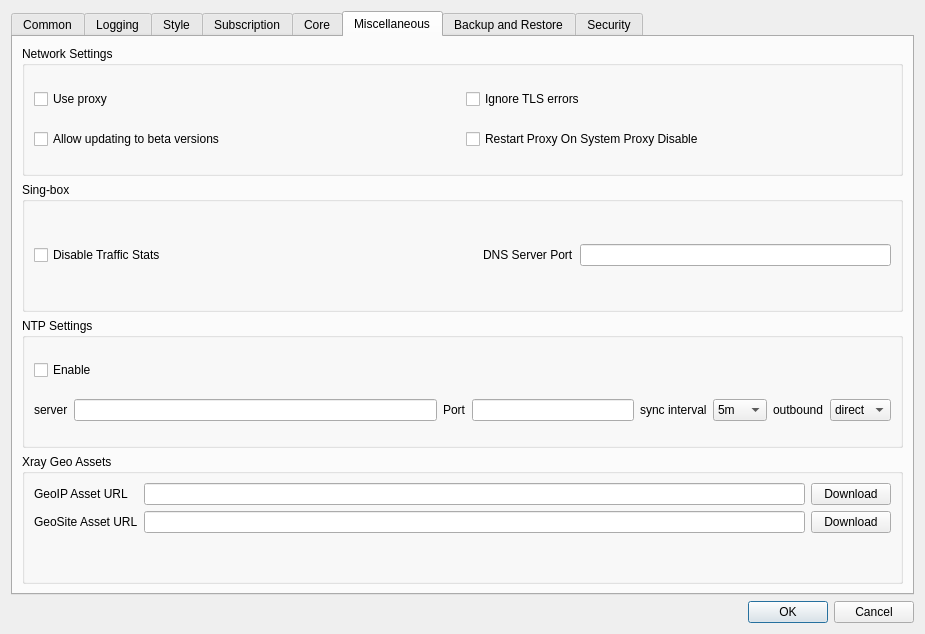
This is include/ui/setting/dialog_basic_settings.ui in parhelia512/nekoray-win7 as Qt 5 draws it before an edit. The edited form follows.
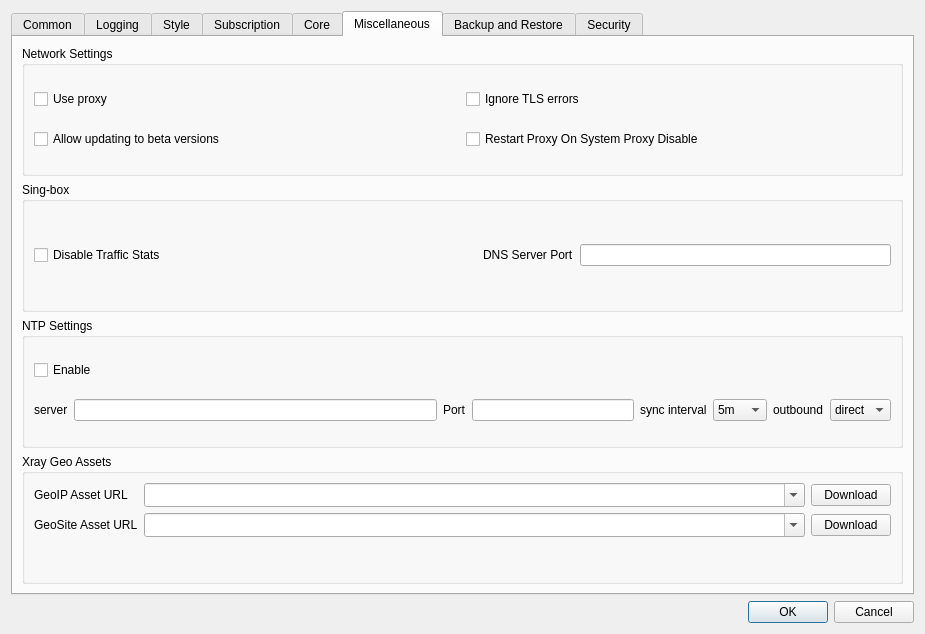
This is the edited form. The open tabs and pages were chosen to show the change. Custom widgets are drawn as their Qt base class.

Commit message: extend Xray asset downloader

```diff
--- a/include/ui/setting/dialog_basic_settings.ui
+++ b/include/ui/setting/dialog_basic_settings.ui
@@ -1354,7 +1354,20 @@
               <number>0</number>
              </property>
              <item>
-              <widget class="QLineEdit" name="xray_geoip_url"/>
+              <widget class="QComboBox" name="xray_geoip_url">
+               <property name="sizePolicy">
+                <sizepolicy hsizetype="Expanding" vsizetype="Fixed">
+                 <horstretch>0</horstretch>
+                 <verstretch>0</verstretch>
+                </sizepolicy>
+               </property>
+               <property name="editable">
+                <bool>true</bool>
+               </property>
+               <property name="sizeAdjustPolicy">
+                <enum>QComboBox::SizeAdjustPolicy::AdjustToMinimumContentsLengthWithIcon</enum>
+               </property>
+              </widget>
              </item>
              <item>
               <widget class="QPushButton" name="xray_geoip_download">
@@ -1395,7 +1408,20 @@
               <number>0</number>
              </property>
              <item>
-              <widget class="QLineEdit" name="xray_geosite_url"/>
+              <widget class="QComboBox" name="xray_geosite_url">
+               <property name="sizePolicy">
+                <sizepolicy hsizetype="Expanding" vsizetype="Fixed">
+                 <horstretch>0</horstretch>
+                 <verstretch>0</verstretch>
+                </sizepolicy>
+               </property>
+               <property name="editable">
+                <bool>true</bool>
+               </property>
+               <property name="sizeAdjustPolicy">
+                <enum>QComboBox::SizeAdjustPolicy::AdjustToMinimumContentsLengthWithIcon</enum>
+               </property>
+              </widget>
              </item>
              <item>
               <widget class="QPushButton" name="xray_geosite_download">
```
The commit also changes 5 other files.
